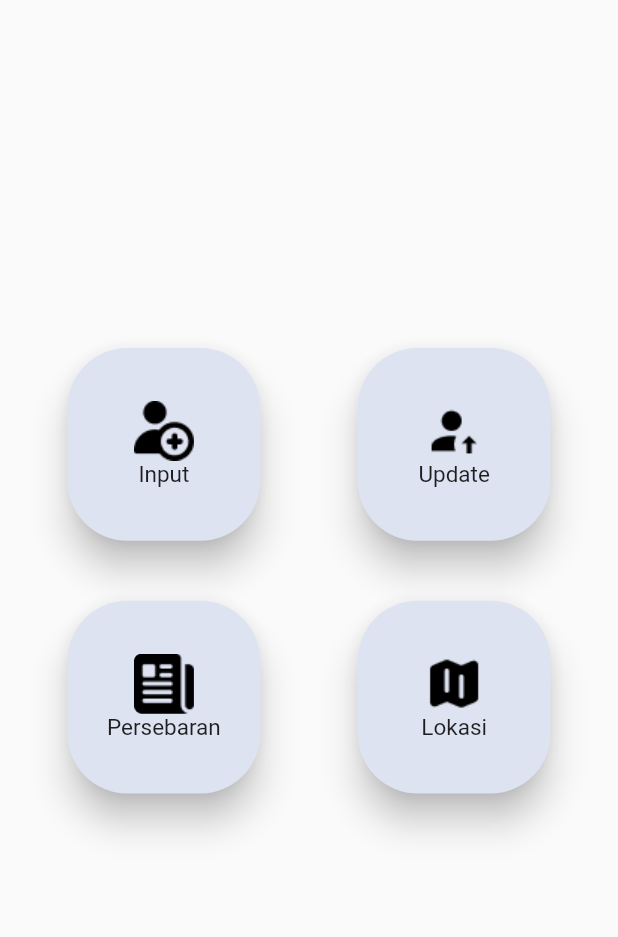
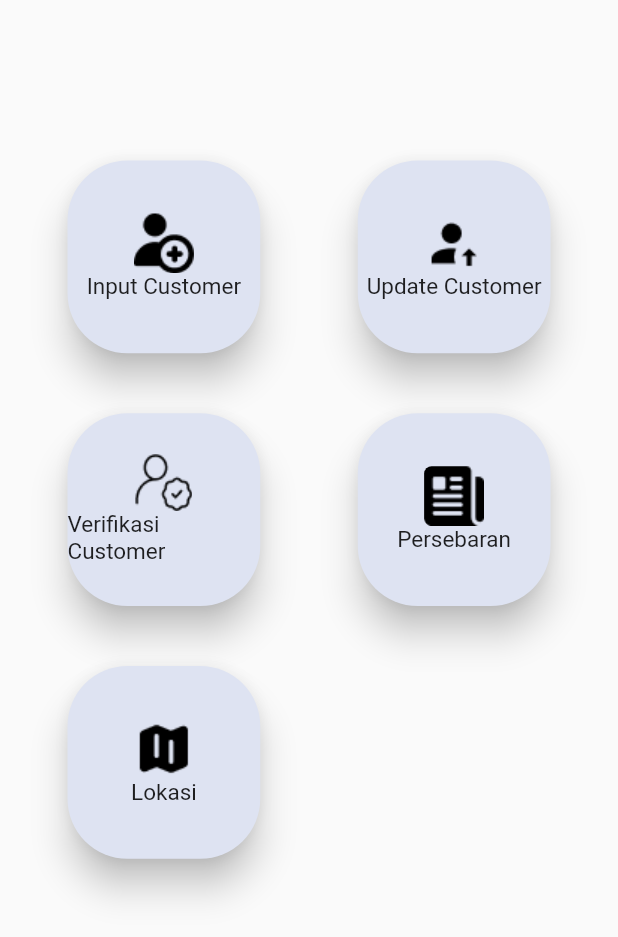
Before and after one commit to RamaNugraha07/latihan_flutter, a Flutter app: the Dashboard screen opened directly, on a phone screen of 412 x 824 dp. Shown: the top 937 px of the screen. Run offline on Flutter 3.47's test engine with Material 2 defaults, Android fonts, the phone set to English and light mode, and no system bars; our stand-ins replace google_fonts.

Commit message:
Penambahan verif icon pada dashboard

```diff
--- a/lib/dashboard.dart
+++ b/lib/dashboard.dart
@@ -14,7 +14,7 @@ class Dashboard extends StatelessWidget {
       // ),
       body: Center(
         child: SizedBox(
-        height: 450, //Atur ketinggian card
+        height: 700, //Atur ketinggian card
 
         child: GridView.count(
         padding: const EdgeInsets.all(25),
@@ -37,7 +37,7 @@ class Dashboard extends StatelessWidget {
                       ClipRRect(
                         borderRadius: BorderRadius.circular(5.0),
                         child: Image.asset('lib/icons/input.png')),
-                      Text('Input', style: TextStyle(fontSize: 15.0),),
+                      Text('Input Customer', style: TextStyle(fontSize: 15.0),),
 
                     ],
                   ),
@@ -62,7 +62,32 @@ class Dashboard extends StatelessWidget {
                       ClipRRect(
                         borderRadius: BorderRadius.circular(5.0),
                         child: Image.asset('lib/icons/upload.png')),
-                      Text('Update', style: TextStyle(fontSize: 15.0),),
+                      Text('Update Customer', style: TextStyle(fontSize: 15.0),),
+
+                    ],
+                  ),
+                ),
+              ),
+
+          ),
+
+          Card(
+            color: Color(0xFFDEE3F2),
+            shape: RoundedRectangleBorder(
+              borderRadius: BorderRadius.circular(40)),
+              elevation: 10,
+              margin: const EdgeInsets.all(20),
+              child: InkWell(
+                onTap: (){},
+                splashColor: Colors.lightBlueAccent,
+                child: Center(
+                  child: Column(
+                    mainAxisSize: MainAxisSize.min,
+                    children: <Widget>[
+                      ClipRRect(
+                        borderRadius: BorderRadius.circular(5.0),
+                        child: Image.asset('lib/icons/verif.png')),
+                      Text('Verifikasi Customer', style: TextStyle(fontSize: 15.0),),
 
                     ],
                   ),
--- a/pubspec.yaml
+++ b/pubspec.yaml
@@ -72,6 +72,7 @@ flutter:
       - lib/icons/lokasi.png
       - lib/icons/persebaran.png
       - lib/icons/upload.png
+      - lib/icons/verif.png
 
       - images/default-pp.png
 
```
Also changed, not shown: lib/icons/verif.png (added).
